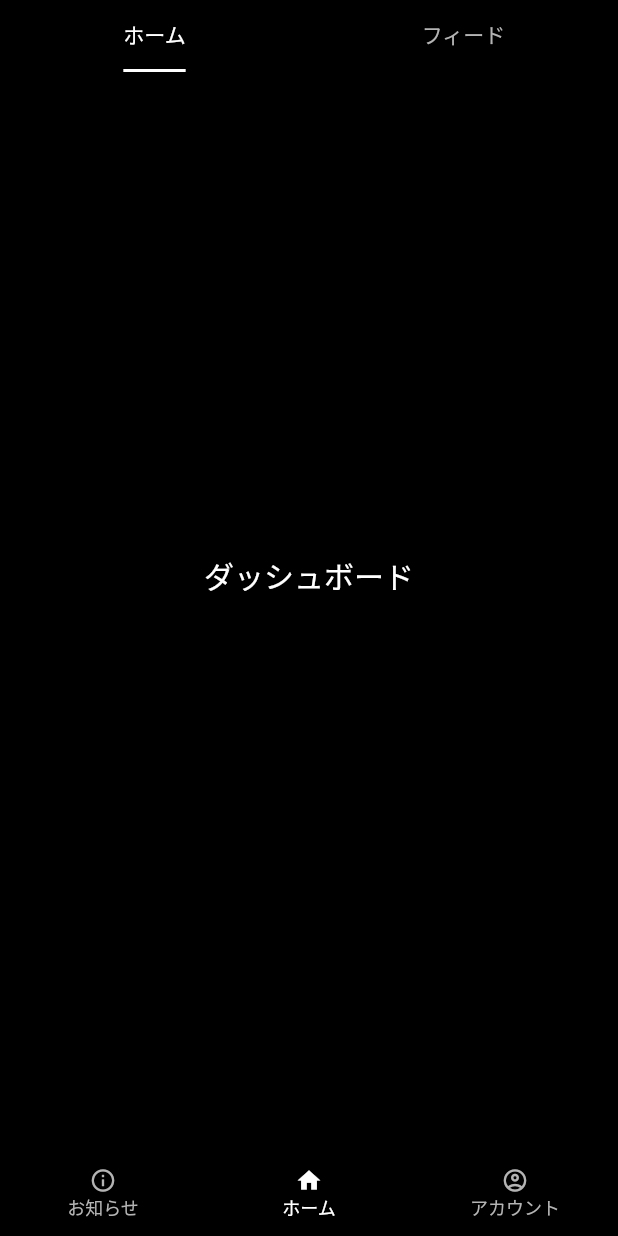
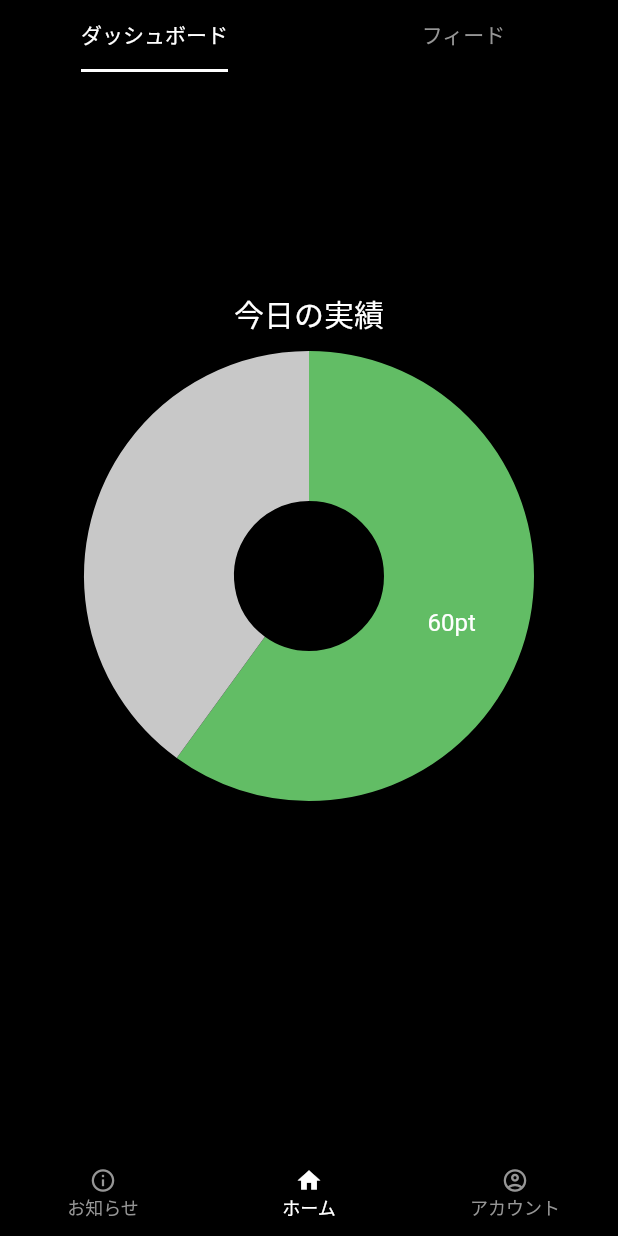
Before and after one commit to rc-code-jp/media_feed_app, a Flutter app: the screen it shows after launch, on a phone screen of 412 x 824 dp. Run offline on Flutter 3.47's test engine with Material 2 defaults, Android fonts, the phone set to English and light mode, and no system bars; drawn by our look-alikes of fl_chart; our stand-ins replace flutter_riverpod, video_player; missing offline and left inert: simple_logger.

Commit message:
実績グラフ表示

```diff
--- /dev/null
+++ b/lib/features/dashboard/widgets/achievement.dart
@@ -0,0 +1,46 @@
+import 'package:fl_chart/fl_chart.dart';
+import 'package:flutter/material.dart';
+import 'package:flutter_riverpod/flutter_riverpod.dart';
+import 'package:media_feed_app/styles/colors.dart';
+
+class Achievement extends ConsumerWidget {
+  const Achievement({Key? key}) : super(key: key);
+
+  @override
+  Widget build(BuildContext context, WidgetRef ref) {
+    return FutureBuilder(
+      future: Future.delayed(const Duration(seconds: 1)),
+      builder: (BuildContext context, snapshot) {
+        return PieChart(
+          swapAnimationDuration: const Duration(seconds: 1),
+          swapAnimationCurve: Curves.easeOutExpo,
+          PieChartData(
+            startDegreeOffset: 270,
+            sections: [
+              PieChartSectionData(
+                color: AppColors.success,
+                value:
+                    snapshot.connectionState == ConnectionState.done ? 60 : 0,
+                title: "60pt",
+                titleStyle:
+                    const TextStyle(fontSize: 16, color: AppColors.white),
+                radius: 100,
+              ),
+              PieChartSectionData(
+                color: AppColors.lightGrey,
+                value:
+                    snapshot.connectionState == ConnectionState.done ? 40 : 100,
+                showTitle: false,
+                titleStyle:
+                    const TextStyle(fontSize: 16, color: AppColors.grey),
+                radius: 100,
+              ),
+            ],
+            sectionsSpace: 0,
+            centerSpaceRadius: 50,
+          ),
+        );
+      },
+    );
+  }
+}
--- a/lib/features/feed/widgets/feed_card_detail.dart
+++ b/lib/features/feed/widgets/feed_card_detail.dart
@@ -30,7 +30,10 @@ class FeedCardDetail extends ConsumerWidget {
               const Padding(padding: EdgeInsets.only(left: 10)),
               Text(
                 feedItem.artistName,
-                style: const TextStyle(fontSize: 16, color: AppColors.white),
+                style: const TextStyle(
+                  fontSize: 16,
+                  color: AppColors.white,
+                ),
               ),
             ],
           ),
@@ -46,14 +49,20 @@ class FeedCardDetail extends ConsumerWidget {
               const Padding(padding: EdgeInsets.only(left: 8)),
               Text(
                 feedItem.title,
-                style: const TextStyle(fontSize: 20, color: AppColors.white),
+                style: const TextStyle(
+                  fontSize: 20,
+                  color: AppColors.white,
+                ),
               ),
             ],
           ),
           // タグ
-          const Text(
-            '#ポップス #J-POP',
-            style: TextStyle(fontSize: 16, color: AppColors.white),
+          Text(
+            feedItem.tags.map((tag) => '#$tag').join(' '),
+            style: const TextStyle(
+              fontSize: 16,
+              color: AppColors.white,
+            ),
           ),
         ],
       ),
--- a/lib/features/feed/widgets/feed_media_player.dart
+++ b/lib/features/feed/widgets/feed_media_player.dart
@@ -22,8 +22,14 @@ class FeedMediaPlayer extends ConsumerWidget {
             ? feedItem.videoController?.pause()
             : feedItem.videoController?.play();
       },
-      child: MediaPlayer(
-        videoController: feedItem.videoController,
+      child: Stack(
+        fit: StackFit.expand,
+        children: [
+          // プレイヤー
+          MediaPlayer(
+            videoController: feedItem.videoController,
+          ),
+        ],
       ),
     );
   }
--- a/lib/main.dart
+++ b/lib/main.dart
@@ -1,6 +1,6 @@
 import 'package:flutter/material.dart';
 import 'package:flutter_riverpod/flutter_riverpod.dart';
-import 'package:media_feed_app/screens/main_navigation.dart';
+import 'package:media_feed_app/screens/main_screen.dart';
 
 void main() {
   runApp(
@@ -22,7 +22,7 @@ class MyApp extends ConsumerWidget {
         primarySwatch: Colors.brown,
       ),
       routes: {
-        '/': (_) => const MainNavigation(),
+        '/': (_) => const MainScreen(),
       },
     );
   }
--- a/lib/screens/home_children/dashboard_tab.dart
+++ b/lib/screens/home_children/dashboard_tab.dart
@@ -1,5 +1,6 @@
 import 'package:flutter/material.dart';
 import 'package:flutter_riverpod/flutter_riverpod.dart';
+import 'package:media_feed_app/features/dashboard/widgets/achievement.dart';
 import 'package:media_feed_app/styles/colors.dart';
 
 class DashboardTab extends ConsumerWidget {
@@ -7,16 +8,23 @@ class DashboardTab extends ConsumerWidget {
 
   @override
   Widget build(BuildContext context, WidgetRef ref) {
-    return Container(
-      decoration: const BoxDecoration(
-        color: AppColors.black,
-      ),
-      child: const Center(
-        child: Text(
-          'ダッシュボード',
-          style: TextStyle(fontSize: 20, color: AppColors.white),
+    return Stack(
+      fit: StackFit.loose,
+      children: const [
+        // グラフ
+        Achievement(),
+        // タイトル
+        Align(
+          alignment: Alignment.center,
+          child: Padding(
+            padding: EdgeInsets.only(bottom: 350),
+            child: Text(
+              '今日の実績',
+              style: TextStyle(color: AppColors.white, fontSize: 20),
+            ),
+          ),
         ),
-      ),
+      ],
     );
   }
 }
--- a/lib/screens/home_screen.dart
+++ b/lib/screens/home_screen.dart
@@ -36,7 +36,7 @@ class HomeScreen extends ConsumerWidget {
                   indicatorWeight: 2,
                   tabs: [
                     Tab(
-                      text: 'ホーム',
+                      text: 'ダッシュボード',
                     ),
                     Tab(
                       text: 'フィード',
--- a/lib/screens/main_navigation.dart
+++ b/lib/screens/main_screen.dart
@@ -5,14 +5,14 @@ import 'package:media_feed_app/screens/home_screen.dart';
 import 'package:media_feed_app/screens/news_screen.dart';
 import 'package:media_feed_app/styles/colors.dart';
 
-class MainNavigation extends ConsumerStatefulWidget {
-  const MainNavigation({Key? key}) : super(key: key);
+class MainScreen extends ConsumerStatefulWidget {
+  const MainScreen({Key? key}) : super(key: key);
 
   @override
-  MainNavigationState createState() => MainNavigationState();
+  MainScreenState createState() => MainScreenState();
 }
 
-class MainNavigationState extends ConsumerState<MainNavigation> {
+class MainScreenState extends ConsumerState<MainScreen> {
   final List<Widget> _screens = [
     const NewsScreen(),
     const HomeScreen(),
--- a/lib/styles/colors.dart
+++ b/lib/styles/colors.dart
@@ -4,8 +4,9 @@ class AppColors {
   static const Color transparent = Color.fromARGB(0, 0, 0, 0);
   static const Color white = Color.fromARGB(255, 255, 255, 255);
   static const Color black = Color.fromARGB(255, 0, 0, 0);
-  static const Color grey = Color.fromARGB(255, 180, 180, 180);
-  static const Color success = Color.fromARGB(255, 76, 175, 80);
+  static const Color lightGrey = Color.fromARGB(255, 200, 200, 200);
+  static const Color grey = Color.fromARGB(255, 150, 150, 150);
+  static const Color success = Color.fromARGB(255, 98, 189, 101);
   static const Color info = Color.fromARGB(255, 3, 169, 244);
   static const Color pink = Color.fromARGB(255, 233, 30, 99);
 }
--- a/pubspec.yaml
+++ b/pubspec.yaml
@@ -39,6 +39,7 @@ dependencies:
   video_player: ^2.6.1
   youtube_player_iframe: ^4.0.4
   simple_logger: ^1.9.0+2
+  fl_chart: ^0.62.0
 
 dev_dependencies:
   flutter_test:
```
Also changed, not shown: pubspec.lock, 1 other file.
